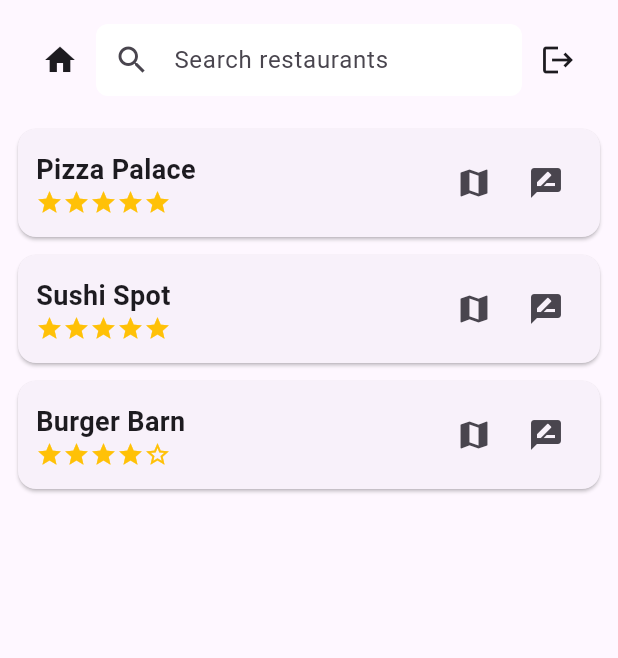
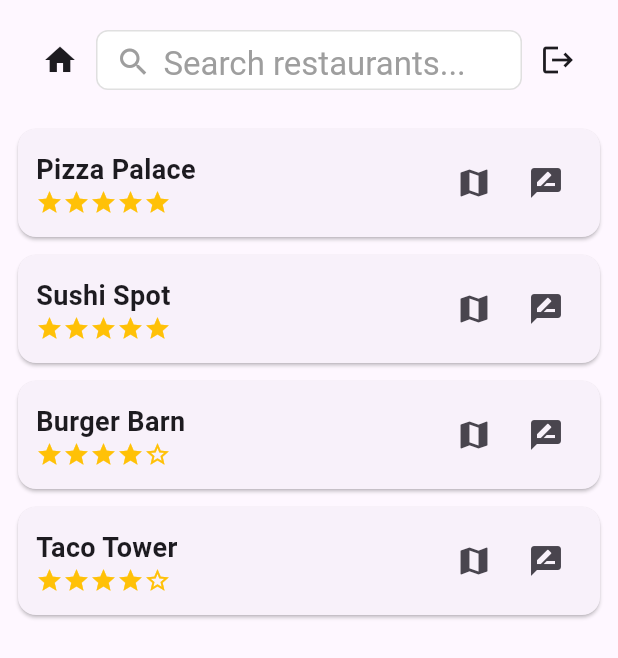
Before and after one commit to BonelessWater/DHAM, a Flutter app: the HomeScreen screen opened directly, on a phone screen of 412 x 824 dp. Shown: the top 658 px of the screen. Run offline on Flutter 3.47's test engine with Material 3 defaults, Android fonts, the phone set to English and light mode, and no system bars; network calls fail.

```diff
--- a/frontend/lib/screens/home_screen.dart
+++ b/frontend/lib/screens/home_screen.dart
@@ -1,11 +1,12 @@
 import 'package:flutter/material.dart';
 import 'api_test_screen.dart';
+import 'search_screen.dart';
 
 // Mock restaurant model
 class Restaurant {
   final String name;
   final double stars;
-  final String location; // just a placeholder
+  final String location;
   final List<String> reviews;
 
   Restaurant({
@@ -25,33 +26,14 @@ class HomeScreen extends StatefulWidget {
 
 class _HomeScreenState extends State<HomeScreen> {
   // Mock restaurant list
-  List<Restaurant> _restaurants = [
+  final List<Restaurant> _restaurants = [
     Restaurant(name: 'Pizza Palace', stars: 4.5, location: '123 Main St'),
     Restaurant(name: 'Sushi Spot', stars: 5.0, location: '456 Elm St'),
     Restaurant(name: 'Burger Barn', stars: 3.5, location: '789 Oak St'),
+    Restaurant(name: 'Taco Tower', stars: 4.0, location: '222 Pine St'),
   ];
 
-  List<Restaurant> _filteredRestaurants = [];
-  final TextEditingController _searchController = TextEditingController();
-
-  @override
-  void initState() {
-    super.initState();
-    _filteredRestaurants = _restaurants;
-    _searchController.addListener(_filterRestaurants);
-  }
-
-  void _filterRestaurants() {
-    final query = _searchController.text.toLowerCase();
-    setState(() {
-      _filteredRestaurants = _restaurants
-          .where((r) => r.name.toLowerCase().contains(query))
-          .toList();
-    });
-  }
-
   void _logout() {
-    // Placeholder logout logic; later replace with FirebaseAuth signOut
     Navigator.pushReplacement(
       context,
       MaterialPageRoute(builder: (_) => const ApiTestScreen()),
@@ -59,16 +41,23 @@ class _HomeScreenState extends State<HomeScreen> {
   }
 
   void _openMap(Restaurant restaurant) {
-    // Placeholder; later open Google Maps / MapView
     ScaffoldMessenger.of(context).showSnackBar(
       SnackBar(content: Text('Show map for ${restaurant.name}')),
     );
   }
 
   void _openReviews(Restaurant restaurant) {
-    // Placeholder; later open review page or modal
     ScaffoldMessenger.of(context).showSnackBar(
       SnackBar(content: Text('Open reviews for ${restaurant.name}')),
+    );
+  }
+
+  void _openSearchScreen() {
+    Navigator.push(
+      context,
+      MaterialPageRoute(
+        builder: (_) => SearchScreen(allRestaurants: _restaurants),
+      ),
     );
   }
 
@@ -82,43 +71,49 @@ class _HomeScreenState extends State<HomeScreen> {
             IconButton(
               icon: const Icon(Icons.home),
               onPressed: () {
-                // Optional: scroll to top
+                // Already home, could refresh or scroll to top
               },
             ),
+            // Instead of a TextField, this is a tappable "fake" search bar
             Expanded(
-              child: TextField(
-                controller: _searchController,
-                decoration: InputDecoration(
-                  hintText: 'Search restaurants',
-                  filled: true,
-                  fillColor: Colors.white,
-                  contentPadding: const EdgeInsets.symmetric(
-                      vertical: 8, horizontal: 12),
-                  border: OutlineInputBorder(
+              child: GestureDetector(
+                onTap: _openSearchScreen,
+                child: Container(
+                  height: 40,
+                  decoration: BoxDecoration(
+                    color: Colors.white,
                     borderRadius: BorderRadius.circular(8),
-                    borderSide: BorderSide.none,
+                    border: Border.all(color: Colors.grey.shade300),
                   ),
-                  prefixIcon: const Icon(Icons.search),
+                  padding:
+                      const EdgeInsets.symmetric(horizontal: 12, vertical: 8),
+                  child: Row(
+                    children: const [
+                      Icon(Icons.search, color: Colors.grey),
+                      SizedBox(width: 8),
+                      Text(
+                        'Search restaurants...',
+                        style: TextStyle(color: Colors.grey),
+                      ),
+                    ],
+                  ),
                 ),
               ),
             ),
             IconButton(
               icon: const Icon(Icons.logout),
-              tooltip: 'Logout', // Add hover text
+              tooltip: 'Logout',
               onPressed: _logout,
             ),
           ],
         ),
       ),
-      body: _filteredRestaurants.isEmpty
-          ? const Center(child: Text('No restaurants found'))
-          : ListView.builder(
-              itemCount: _filteredRestaurants.length,
+      body: ListView.builder(
+        itemCount: _restaurants.length,
         itemBuilder: (context, index) {
-                final restaurant = _filteredRestaurants[index];
+          final restaurant = _restaurants[index];
           return Card(
-                  margin:
-                      const EdgeInsets.symmetric(horizontal: 12, vertical: 6),
+            margin: const EdgeInsets.symmetric(horizontal: 12, vertical: 6),
             child: Padding(
               padding: const EdgeInsets.all(12.0),
               child: Row(
@@ -165,10 +160,4 @@ class _HomeScreenState extends State<HomeScreen> {
       ),
     );
   }
-
-  @override
-  void dispose() {
-    _searchController.dispose();
-    super.dispose();
 }
-}
```
Also changed, not shown: frontend/lib/screens/search_screen.dart (added, +156 -0 lines). Lines whose indentation alone changed are shown as unchanged.
